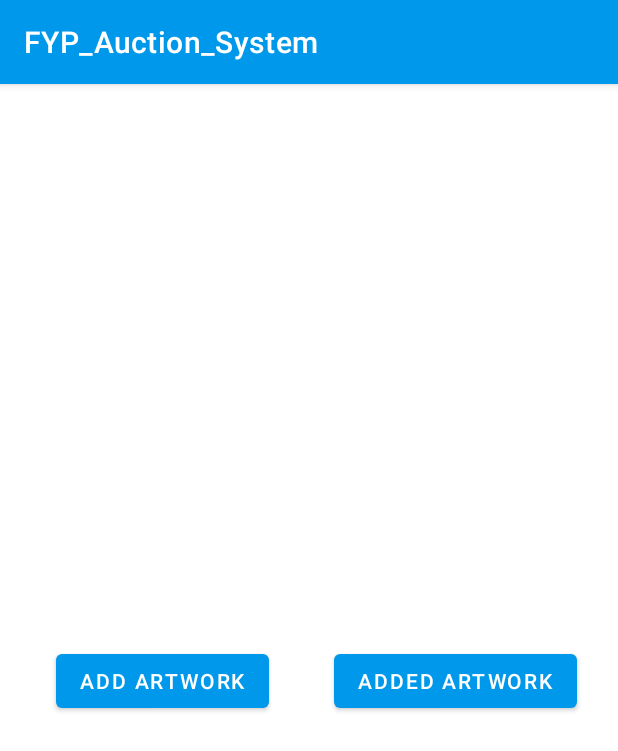
After one commit to AaronNg1206/FYP_Auction_System, an Android app: the fragment Fragment_customer_sales_selection shown on its own in the app's theme, on a phone screen of 412 x 824 dp. The commit adds this screen. Shown: the top 751 px of the screen. Run offline under Robolectric (Android 15) with nearby library versions, the phone set to English and light mode, and no system bars.

Commit message:
2/2/2023 cm

```diff
--- /dev/null
+++ b/app/src/main/java/com/nghycp/fyp_auction_system/Fragment_customer_sales_selection.kt
@@ -0,0 +1,59 @@
+package com.nghycp.fyp_auction_system
+
+import android.os.Bundle
+import androidx.fragment.app.Fragment
+import android.view.LayoutInflater
+import android.view.View
+import android.view.ViewGroup
+
+// TODO: Rename parameter arguments, choose names that match
+// the fragment initialization parameters, e.g. ARG_ITEM_NUMBER
+private const val ARG_PARAM1 = "param1"
+private const val ARG_PARAM2 = "param2"
+
+/**
+ * A simple [Fragment] subclass.
+ * Use the [Fragment_customer_sales_selection.newInstance] factory method to
+ * create an instance of this fragment.
+ */
+class Fragment_customer_sales_selection : Fragment() {
+    // TODO: Rename and change types of parameters
+    private var param1: String? = null
+    private var param2: String? = null
+
+    override fun onCreate(savedInstanceState: Bundle?) {
+        super.onCreate(savedInstanceState)
+        arguments?.let {
+            param1 = it.getString(ARG_PARAM1)
+            param2 = it.getString(ARG_PARAM2)
+        }
+    }
+
+    override fun onCreateView(
+        inflater: LayoutInflater, container: ViewGroup?,
+        savedInstanceState: Bundle?
+    ): View? {
+        // Inflate the layout for this fragment
+        return inflater.inflate(R.layout.fragment_customer_sales_selection, container, false)
+    }
+
+    companion object {
+        /**
+         * Use this factory method to create a new instance of
+         * this fragment using the provided parameters.
+         *
+         * @param param1 Parameter 1.
+         * @param param2 Parameter 2.
+         * @return A new instance of fragment Fragment_customer_sales_selection.
+         */
+        // TODO: Rename and change types and number of parameters
+        @JvmStatic
+        fun newInstance(param1: String, param2: String) =
+            Fragment_customer_sales_selection().apply {
+                arguments = Bundle().apply {
+                    putString(ARG_PARAM1, param1)
+                    putString(ARG_PARAM2, param2)
+                }
+            }
+    }
+}
--- /dev/null
+++ b/app/src/main/res/layout/fragment_customer_sales_selection.xml
@@ -0,0 +1,29 @@
+<?xml version="1.0" encoding="utf-8"?>
+<androidx.constraintlayout.widget.ConstraintLayout xmlns:android="http://schemas.android.com/apk/res/android"
+    xmlns:app="http://schemas.android.com/apk/res-auto"
+    xmlns:tools="http://schemas.android.com/tools"
+    android:id="@+id/frameLayout13"
+    android:layout_width="match_parent"
+    android:layout_height="match_parent"
+    tools:context=".Fragment_customer_sales_selection" >
+
+    <Button
+        android:id="@+id/button7"
+        android:layout_width="wrap_content"
+        android:layout_height="wrap_content"
+        android:layout_marginStart="37dp"
+        android:layout_marginTop="374dp"
+        android:text="@string/addArtwork"
+        app:layout_constraintStart_toStartOf="parent"
+        app:layout_constraintTop_toTopOf="parent" />
+
+    <Button
+        android:id="@+id/button8"
+        android:layout_width="wrap_content"
+        android:layout_height="wrap_content"
+        android:layout_marginEnd="27dp"
+        android:text="added artwork"
+        app:layout_constraintBottom_toBottomOf="@+id/button7"
+        app:layout_constraintEnd_toEndOf="parent"
+        app:layout_constraintTop_toTopOf="@+id/button7" />
+</androidx.constraintlayout.widget.ConstraintLayout>
```
Also changed, not shown: app/src/main/java/com/nghycp/fyp_auction_system/Fragment_customer_sales.kt (added, +59 -0 lines), app/src/main/res/layout/fragment_customer_sales.xml (added, +23 -0 lines), app/src/main/res/navigation/nav_graph2.xml (+24 -0 lines).
